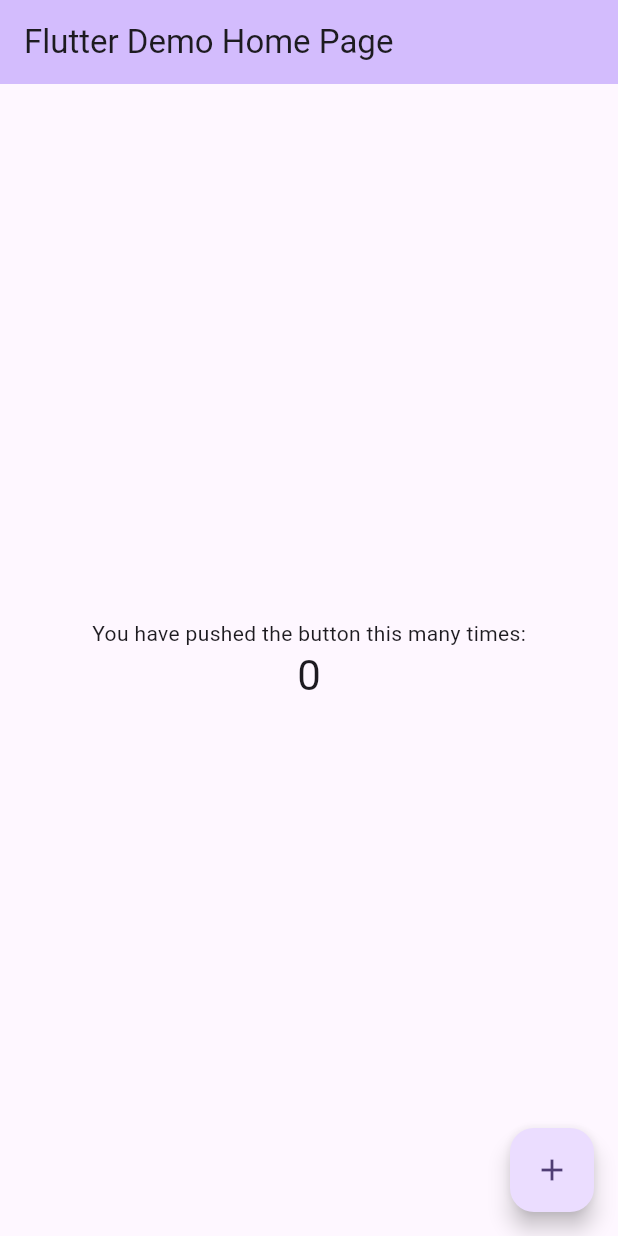
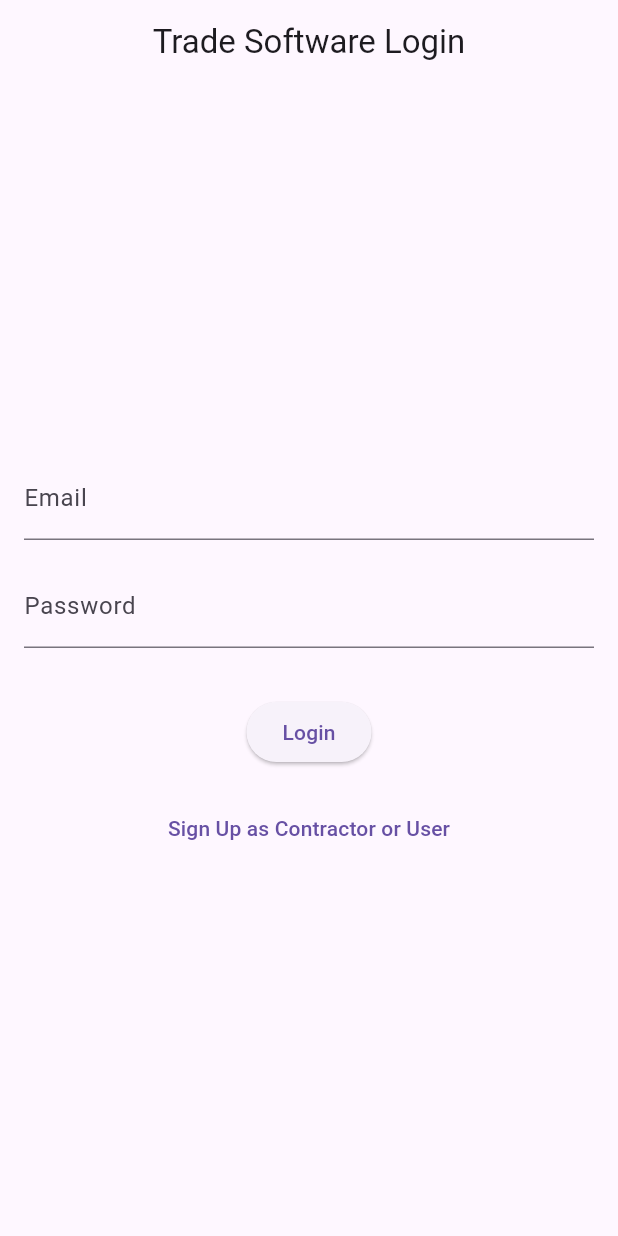
Before and after one commit to AaronsFYP2024-25/flutter-application, a Flutter app: the screen it shows after launch, on a phone screen of 412 x 824 dp. Run offline on Flutter 3.47's test engine with Material 3 defaults, Android fonts, the phone set to English and light mode, and no system bars.

Commit message:
Started work on flutter application, reorderd and create new files for each part of the applicaiton so far, currently working on getting login set up, so I can work on the profile page for the contractor. Having issue with the flutter run command not wanting to work with the emulator for ios. This will be futher investigated

```diff
--- a/protrade_hub/lib/main.dart
+++ b/protrade_hub/lib/main.dart
@@ -1,125 +1,16 @@
 import 'package:flutter/material.dart';
+import 'screens/login__page.dart';
 
 void main() {
-  runApp(const MyApp());
-}
+  runApp(TradeSoftwareApp());
+} //end of main
 
-class MyApp extends StatelessWidget {
-  const MyApp({super.key});
-
-  // This widget is the root of your application.
+class TradeSoftwareApp extends StatelessWidget {
   @override
   Widget build(BuildContext context) {
     return MaterialApp(
-      title: 'Flutter Demo',
-      theme: ThemeData(
-        // This is the theme of your application.
-        //
-        // TRY THIS: Try running your application with "flutter run". You'll see
-        // the application has a purple toolbar. Then, without quitting the app,
-        // try changing the seedColor in the colorScheme below to Colors.green
-        // and then invoke "hot reload" (save your changes or press the "hot
-        // reload" button in a Flutter-supported IDE, or press "r" if you used
-        // the command line to start the app).
-        //
-        // Notice that the counter didn't reset back to zero; the application
-        // state is not lost during the reload. To reset the state, use hot
-        // restart instead.
-        //
-        // This works for code too, not just values: Most code changes can be
-        // tested with just a hot reload.
-        colorScheme: ColorScheme.fromSeed(seedColor: Colors.deepPurple),
-        useMaterial3: true,
-      ),
-      home: const MyHomePage(title: 'Flutter Demo Home Page'),
+      debugShowCheckedModeBanner: false,
+      home: LoginPage(),
     );
-  }
-}
-
-class MyHomePage extends StatefulWidget {
-  const MyHomePage({super.key, required this.title});
-
-  // This widget is the home page of your application. It is stateful, meaning
-  // that it has a State object (defined below) that contains fields that affect
-  // how it looks.
-
-  // This class is the configuration for the state. It holds the values (in this
-  // case the title) provided by the parent (in this case the App widget) and
-  // used by the build method of the State. Fields in a Widget subclass are
-  // always marked "final".
-
-  final String title;
-
-  @override
-  State<MyHomePage> createState() => _MyHomePageState();
-}
-
-class _MyHomePageState extends State<MyHomePage> {
-  int _counter = 0;
-
-  void _incrementCounter() {
-    setState(() {
-      // This call to setState tells the Flutter framework that something has
-      // changed in this State, which causes it to rerun the build method below
-      // so that the display can reflect the updated values. If we changed
-      // _counter without calling setState(), then the build method would not be
-      // called again, and so nothing would appear to happen.
-      _counter++;
-    });
-  }
-
-  @override
-  Widget build(BuildContext context) {
-    // This method is rerun every time setState is called, for instance as done
-    // by the _incrementCounter method above.
-    //
-    // The Flutter framework has been optimized to make rerunning build methods
-    // fast, so that you can just rebuild anything that needs updating rather
-    // than having to individually change instances of widgets.
-    return Scaffold(
-      appBar: AppBar(
-        // TRY THIS: Try changing the color here to a specific color (to
-        // Colors.amber, perhaps?) and trigger a hot reload to see the AppBar
-        // change color while the other colors stay the same.
-        backgroundColor: Theme.of(context).colorScheme.inversePrimary,
-        // Here we take the value from the MyHomePage object that was created by
-        // the App.build method, and use it to set our appbar title.
-        title: Text(widget.title),
-      ),
-      body: Center(
-        // Center is a layout widget. It takes a single child and positions it
-        // in the middle of the parent.
-        child: Column(
-          // Column is also a layout widget. It takes a list of children and
-          // arranges them vertically. By default, it sizes itself to fit its
-          // children horizontally, and tries to be as tall as its parent.
-          //
-          // Column has various properties to control how it sizes itself and
-          // how it positions its children. Here we use mainAxisAlignment to
-          // center the children vertically; the main axis here is the vertical
-          // axis because Columns are vertical (the cross axis would be
-          // horizontal).
-          //
-          // TRY THIS: Invoke "debug painting" (choose the "Toggle Debug Paint"
-          // action in the IDE, or press "p" in the console), to see the
-          // wireframe for each widget.
-          mainAxisAlignment: MainAxisAlignment.center,
-          children: <Widget>[
-            const Text(
-              'You have pushed the button this many times:',
-            ),
-            Text(
-              '$_counter',
-              style: Theme.of(context).textTheme.headlineMedium,
-            ),
-          ],
-        ),
-      ),
-      floatingActionButton: FloatingActionButton(
-        onPressed: _incrementCounter,
-        tooltip: 'Increment',
-        child: const Icon(Icons.add),
-      ), // This trailing comma makes auto-formatting nicer for build methods.
-    );
-  }
-}
+  } //end of build
+} //end of TradeSoftwareApp
--- /dev/null
+++ b/protrade_hub/lib/screens/login__page.dart
@@ -0,0 +1,78 @@
+import 'package:flutter/material.dart';
+import 'signup_page.dart';
+import 'contractor_profile.dart';
+import 'client_profile.dart';
+import 'admin_dashboard.dart';
+
+
+class LoginPage extends StatelessWidget {
+  final TextEditingController _emailController = TextEditingController();
+  final TextEditingController _passwordController = TextEditingController();
+
+  @override
+  Widget build(BuildContext context) {
+    return Scaffold(
+      appBar: AppBar(
+        title: Text('Trade Software Login'),
+        centerTitle: true,
+      ),
+      body: Padding(
+        padding: const EdgeInsets.all(16.0),
+        child: Column(
+          mainAxisAlignment: MainAxisAlignment.center,
+          children: [
+            TextField(
+              controller: _emailController,
+              decoration: InputDecoration(labelText: 'Email'),
+            ),
+            SizedBox(height: 16),
+            TextField(
+              controller: _passwordController,
+              obscureText: true,
+              decoration: InputDecoration(labelText: 'Password'),
+            ),
+            SizedBox(height: 32),
+            ElevatedButton(
+              onPressed: () {
+                final email = _emailController.text;
+                final password = _passwordController.text;
+
+                if (email == 'admin@demo.com' && password == 'admin') {
+                  Navigator.push(
+                    context,
+                    MaterialPageRoute(builder: (context) => AdminDashboard()),
+                  );
+                } else if (email == 'contractor@demo.com' && password == 'contractor') {
+                  Navigator.push(
+                    context,
+                    MaterialPageRoute(builder: (context) => ContractorProfilePage()),
+                  );
+                } else if (email == 'client@demo.com' && password == 'client') {
+                  Navigator.push(
+                    context,
+                    MaterialPageRoute(builder: (context) => ClientProfilePage()),
+                  );
+                } else {
+                  ScaffoldMessenger.of(context).showSnackBar(
+                    SnackBar(content: Text('Invalid login credentials')),
+                  );
+                }
+              },
+              child: Text('Login'),
+            ),
+            SizedBox(height: 16),
+            TextButton(
+              onPressed: () {
+                Navigator.push(
+                  context,
+                  MaterialPageRoute(builder: (context) => SignUpPage()),
+                );
+              },
+              child: Text('Sign Up as Contractor or User'),
+            ),
+          ],
+        ),
+      ),
+    );
+  } //end of build
+} //end of LoginPage
```
Also changed, not shown: protrade_hub/lib/screens/admin_dashboard.dart (added, +15 -0 lines), protrade_hub/lib/screens/client_profile.dart (added, +23 -0 lines), protrade_hub/lib/screens/contractor_profile.dart (added, +34 -0 lines), protrade_hub/lib/screens/signup_page.dart (added, +13 -0 lines), 1 other file.
